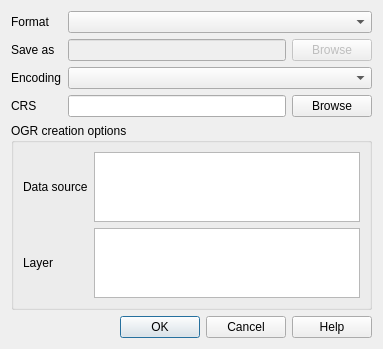
Old version of the form qgis/src/ui/qgsvectorlayersaveasdialogbase.ui in the repository sourcepole/qgis.
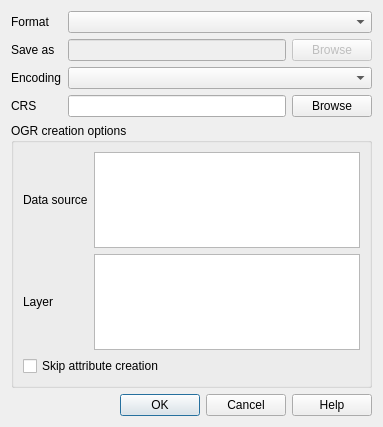
New version of the form.

Commit message: [FEATURE] allow OGR save as without attributes (for eg. DGN/DXF)

```diff
--- a/qgis/src/ui/qgsvectorlayersaveasdialogbase.ui
+++ b/qgis/src/ui/qgsvectorlayersaveasdialogbase.ui
@@ -7,7 +7,7 @@
     <x>0</x>
     <y>0</y>
     <width>383</width>
-    <height>348</height>
+    <height>427</height>
    </rect>
   </property>
   <property name="windowTitle">
@@ -133,6 +133,16 @@
         </property>
        </widget>
       </item>
+      <item row="2" column="0" colspan="2">
+       <widget class="QCheckBox" name="mSkipAttributeCreation">
+        <property name="toolTip">
+         <string>This allows to surpress attribute creation as some OGR drivers (eg. DGN, DXF) don't support it.</string>
+        </property>
+        <property name="text">
+         <string>Skip attribute creation</string>
+        </property>
+       </widget>
+      </item>
      </layout>
     </widget>
    </item>
```
The commit also changes 5 other files.
